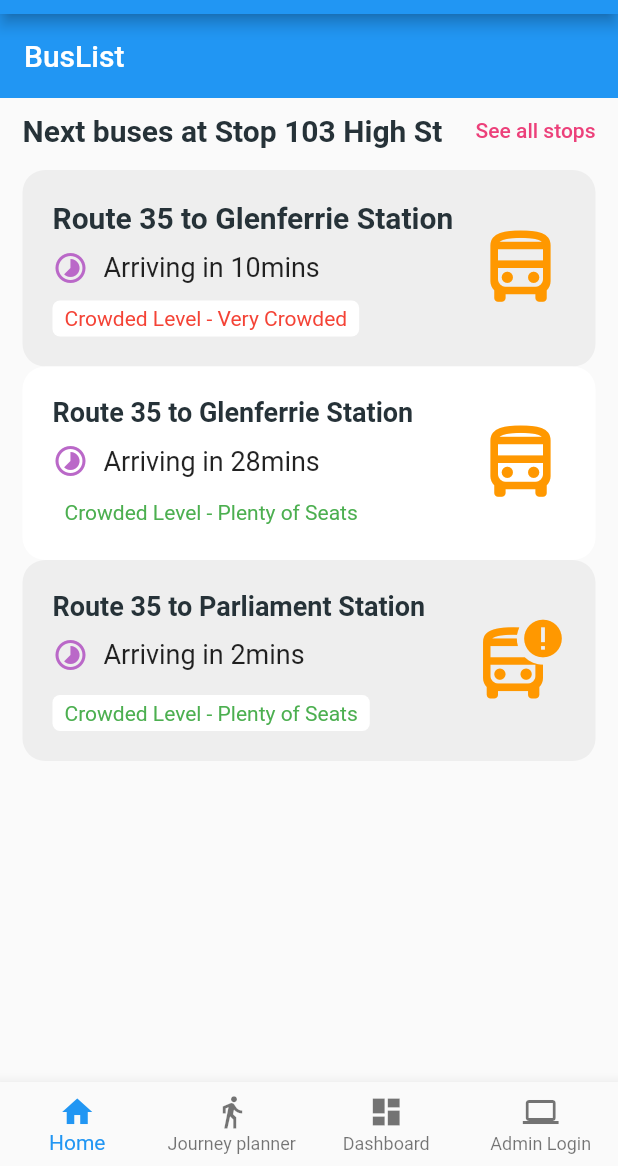
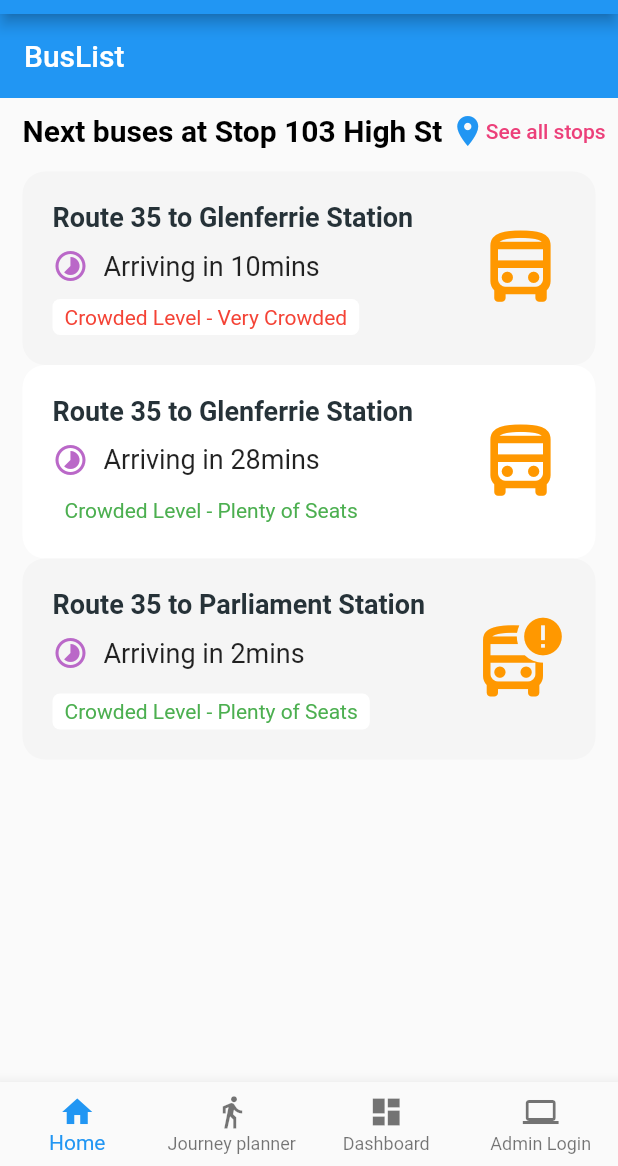
Before and after one commit to yashtejani/TDP5, a Flutter app: the screen it shows after launch, on a phone screen of 412 x 824 dp, the part 70-1236 px from its top. Run offline on Flutter 3.47's test engine with Material 2 defaults, Android fonts, the phone set to English and light mode, and no system bars; our stand-ins replace fluttertoast, sizer.

Commit message:
Update busList.dart

```diff
--- a/lib/screens/busList.dart
+++ b/lib/screens/busList.dart
@@ -49,13 +49,23 @@ class BusList extends StatelessWidget {
       mainAxisAlignment: MainAxisAlignment.center,
       crossAxisAlignment: CrossAxisAlignment.center,
       children: [
-        Text(
-          "Next buses at Stop 103 High St",
-          style: TextStyle(
-            color: Colors.blueGrey[900],
-            fontWeight: FontWeight.w700,
-            fontSize: 20,
-          ),
+        const Text.rich(
+          TextSpan(
+              text:
+              "Next buses at Stop 103 High St ",
+              style: TextStyle(
+                color: Colors.black,
+                fontWeight: FontWeight.w700,
+                fontSize: 20,
+              ),
+              children: [
+                WidgetSpan(
+                  child: Icon(
+                    Icons.location_on,
+                    color: Colors.blue,
+                  ),
+                ),
+              ]),
         ),
         const Spacer(),
         InkWell(
@@ -85,7 +95,7 @@ class BusListDetail1 extends StatelessWidget {
         20,
       ),
       decoration: BoxDecoration(
-        color: Colors.grey[200],
+        color: Colors.grey[100],
         borderRadius: BorderRadius.circular(15),
       ),
       child: Row(
@@ -100,7 +110,7 @@ class BusListDetail1 extends StatelessWidget {
                   style: TextStyle(
                     color: Colors.blueGrey[900],
                     fontWeight: FontWeight.bold,
-                    fontSize: 20,
+                    fontSize: 18,
                   ),
                   overflow: TextOverflow.ellipsis,
                   maxLines: 2,
@@ -255,7 +265,7 @@ class BusListDetail3 extends StatelessWidget {
         20,
       ),
       decoration: BoxDecoration(
-        color: Colors.grey[200],
+        color: Colors.grey[100],
         borderRadius: BorderRadius.circular(15),
       ),
       child: Row(
```
